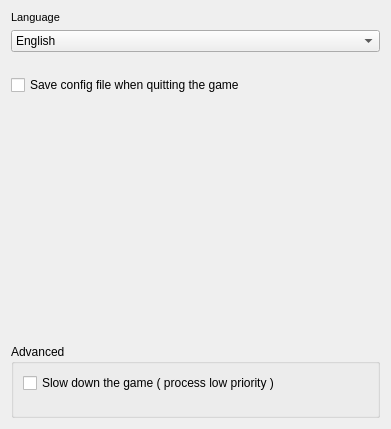
Above: code/ryzom/tools/client/client_config_qt/general_settings_widget.ui from ryzom/ryzomcore before the change. Below: the same form after it.
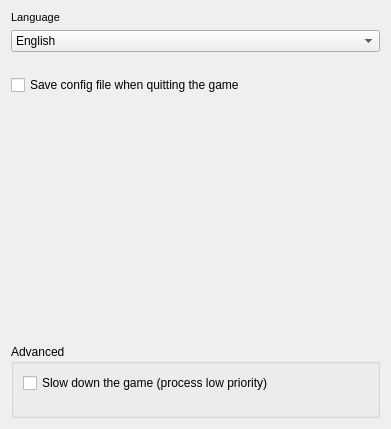
That is the form after the change.

Patch:
```diff
--- a/code/ryzom/tools/client/client_config_qt/general_settings_widget.ui
+++ b/code/ryzom/tools/client/client_config_qt/general_settings_widget.ui
@@ -97,7 +97,7 @@
         <item>
          <widget class="QCheckBox" name="lowPriorityProcessCheckBox">
           <property name="text">
-           <string>Slow down the game ( process low priority )</string>
+           <string>Slow down the game (process low priority)</string>
           </property>
          </widget>
         </item>
```
